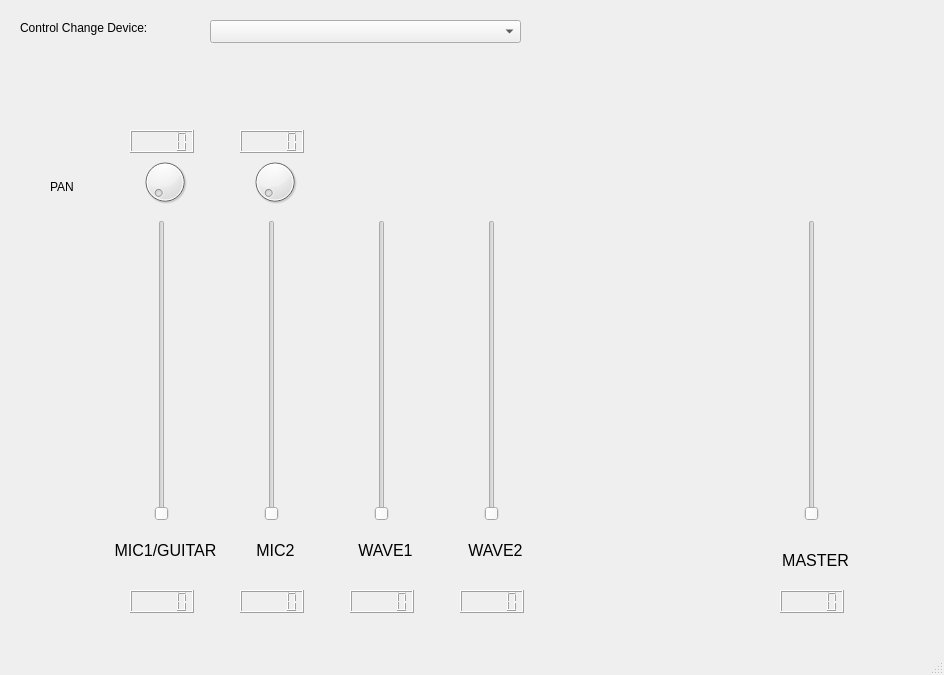
Before: the Qt Designer form main.ui in wishmerhill/ua100mix, drawn with Qt 5.
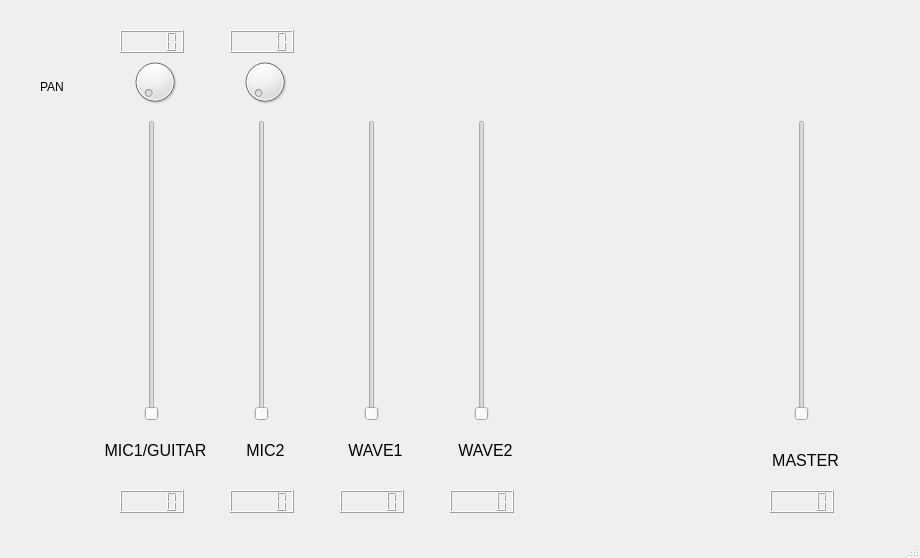
After: the same form once the commit is applied.

```diff
--- a/main.ui
+++ b/main.ui
@@ -6,8 +6,8 @@
    <rect>
     <x>0</x>
     <y>0</y>
-    <width>944</width>
-    <height>675</height>
+    <width>920</width>
+    <height>558</height>
    </rect>
   </property>
   <property name="windowTitle">
@@ -17,8 +17,8 @@
    <widget class="QSlider" name="MasterLine">
     <property name="geometry">
      <rect>
-      <x>800</x>
-      <y>220</y>
+      <x>790</x>
+      <y>120</y>
       <width>23</width>
       <height>301</height>
      </rect>
@@ -42,8 +42,8 @@
    <widget class="QLCDNumber" name="MasterLineLcd">
     <property name="geometry">
      <rect>
-      <x>780</x>
-      <y>590</y>
+      <x>770</x>
+      <y>490</y>
       <width>64</width>
       <height>23</height>
      </rect>
@@ -52,8 +52,8 @@
    <widget class="QLabel" name="masterLabel">
     <property name="geometry">
      <rect>
-      <x>760</x>
-      <y>550</y>
+      <x>750</x>
+      <y>450</y>
       <width>111</width>
       <height>21</height>
      </rect>
@@ -68,8 +68,8 @@
    <widget class="QLabel" name="wave1Label">
     <property name="geometry">
      <rect>
-      <x>330</x>
-      <y>540</y>
+      <x>320</x>
+      <y>440</y>
       <width>111</width>
       <height>21</height>
      </rect>
@@ -84,8 +84,8 @@
    <widget class="QSlider" name="Wave1">
     <property name="geometry">
      <rect>
-      <x>370</x>
-      <y>220</y>
+      <x>360</x>
+      <y>120</y>
       <width>23</width>
       <height>301</height>
      </rect>
@@ -109,28 +109,18 @@
    <widget class="QLCDNumber" name="Wave1Lcd">
     <property name="geometry">
      <rect>
-      <x>350</x>
-      <y>590</y>
+      <x>340</x>
+      <y>490</y>
       <width>64</width>
       <height>23</height>
      </rect>
     </property>
    </widget>
-   <widget class="QComboBox" name="outputDevicesList">
-    <property name="geometry">
-     <rect>
-      <x>210</x>
-      <y>20</y>
-      <width>311</width>
-      <height>23</height>
-     </rect>
-    </property>
-   </widget>
    <widget class="QSlider" name="Mic1">
     <property name="geometry">
      <rect>
-      <x>150</x>
-      <y>220</y>
+      <x>140</x>
+      <y>120</y>
       <width>23</width>
       <height>301</height>
      </rect>
@@ -154,8 +144,8 @@
    <widget class="QLCDNumber" name="Mic1Lcd">
     <property name="geometry">
      <rect>
-      <x>130</x>
-      <y>590</y>
+      <x>120</x>
+      <y>490</y>
       <width>64</width>
       <height>23</height>
      </rect>
@@ -164,8 +154,8 @@
    <widget class="QLabel" name="mic1Label">
     <property name="geometry">
      <rect>
-      <x>110</x>
-      <y>540</y>
+      <x>100</x>
+      <y>440</y>
       <width>111</width>
       <height>21</height>
      </rect>
@@ -180,8 +170,8 @@
    <widget class="QDial" name="Mic1Pan">
     <property name="geometry">
      <rect>
-      <x>140</x>
-      <y>150</y>
+      <x>130</x>
+      <y>50</y>
       <width>50</width>
       <height>64</height>
      </rect>
@@ -202,8 +192,8 @@
    <widget class="QLabel" name="label">
     <property name="geometry">
      <rect>
-      <x>50</x>
-      <y>180</y>
+      <x>40</x>
+      <y>80</y>
       <width>57</width>
       <height>14</height>
      </rect>
@@ -215,8 +205,8 @@
    <widget class="QLCDNumber" name="Mic1PanLcd">
     <property name="geometry">
      <rect>
-      <x>130</x>
-      <y>130</y>
+      <x>120</x>
+      <y>30</y>
       <width>64</width>
       <height>23</height>
      </rect>
@@ -225,8 +215,8 @@
    <widget class="QDial" name="Mic2Pan">
     <property name="geometry">
      <rect>
-      <x>250</x>
-      <y>150</y>
+      <x>240</x>
+      <y>50</y>
       <width>50</width>
       <height>64</height>
      </rect>
@@ -247,8 +237,8 @@
    <widget class="QSlider" name="Mic2">
     <property name="geometry">
      <rect>
-      <x>260</x>
-      <y>220</y>
+      <x>250</x>
+      <y>120</y>
       <width>23</width>
       <height>301</height>
      </rect>
@@ -272,8 +262,8 @@
    <widget class="QLCDNumber" name="Mic2Lcd">
     <property name="geometry">
      <rect>
-      <x>240</x>
-      <y>590</y>
+      <x>230</x>
+      <y>490</y>
       <width>64</width>
       <height>23</height>
      </rect>
@@ -282,8 +272,8 @@
    <widget class="QLabel" name="mic2Label">
     <property name="geometry">
      <rect>
-      <x>220</x>
-      <y>540</y>
+      <x>210</x>
+      <y>440</y>
       <width>111</width>
       <height>21</height>
      </rect>
@@ -298,8 +288,8 @@
    <widget class="QLCDNumber" name="Mic2PanLcd">
     <property name="geometry">
      <rect>
-      <x>240</x>
-      <y>130</y>
+      <x>230</x>
+      <y>30</y>
       <width>64</width>
       <height>23</height>
      </rect>
@@ -308,8 +298,8 @@
    <widget class="QSlider" name="Wave2">
     <property name="geometry">
      <rect>
-      <x>480</x>
-      <y>220</y>
+      <x>470</x>
+      <y>120</y>
       <width>23</width>
       <height>301</height>
      </rect>
@@ -333,8 +323,8 @@
    <widget class="QLCDNumber" name="Wave2Lcd">
     <property name="geometry">
      <rect>
-      <x>460</x>
-      <y>590</y>
+      <x>450</x>
+      <y>490</y>
       <width>64</width>
       <height>23</height>
      </rect>
@@ -343,8 +333,8 @@
    <widget class="QLabel" name="wave1Label_2">
     <property name="geometry">
      <rect>
-      <x>440</x>
-      <y>540</y>
+      <x>430</x>
+      <y>440</y>
       <width>111</width>
       <height>21</height>
      </rect>
@@ -356,19 +346,6 @@
      <string>&lt;html&gt;&lt;head/&gt;&lt;body&gt;&lt;p align=&quot;center&quot;&gt;&lt;span style=&quot; font-size:12pt;&quot;&gt;WAVE2&lt;/span&gt;&lt;/p&gt;&lt;/body&gt;&lt;/html&gt;</string>
     </property>
    </widget>
-   <widget class="QLabel" name="label_2">
-    <property name="geometry">
-     <rect>
-      <x>20</x>
-      <y>20</y>
-      <width>191</width>
-      <height>16</height>
-     </rect>
-    </property>
-    <property name="text">
-     <string>Control Change Device:</string>
-    </property>
-   </widget>
    <zorder>MasterLineLcd</zorder>
    <zorder>MasterLine</zorder>
    <zorder>masterLabel</zorder>
```
Left out of the diff: 6 changed lines with no effect on the pictures.
